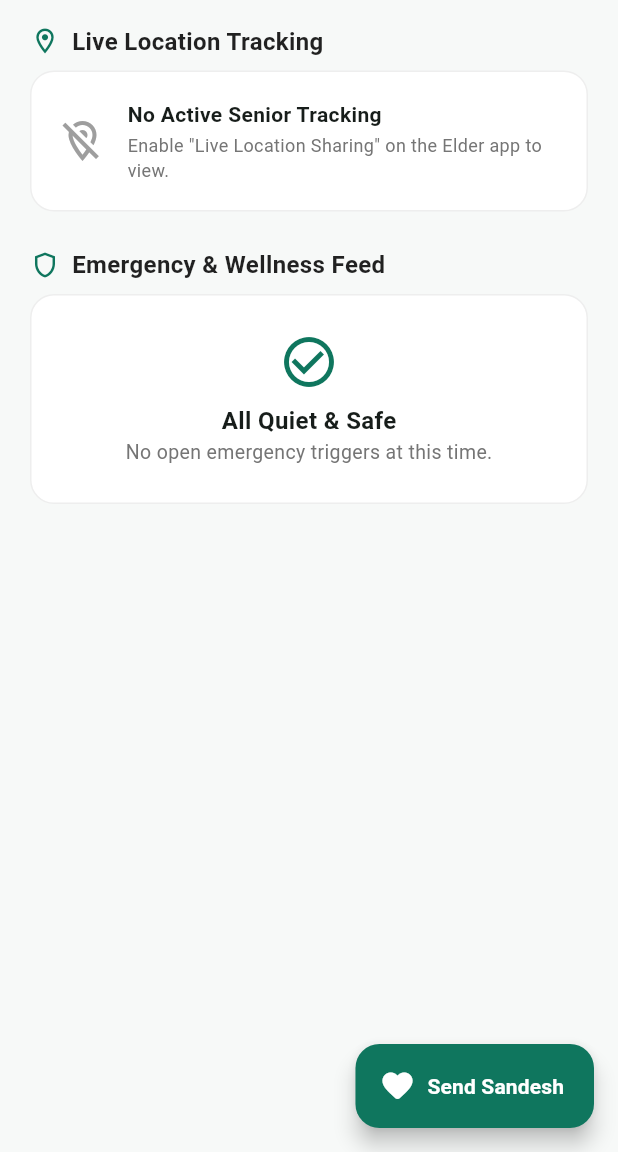
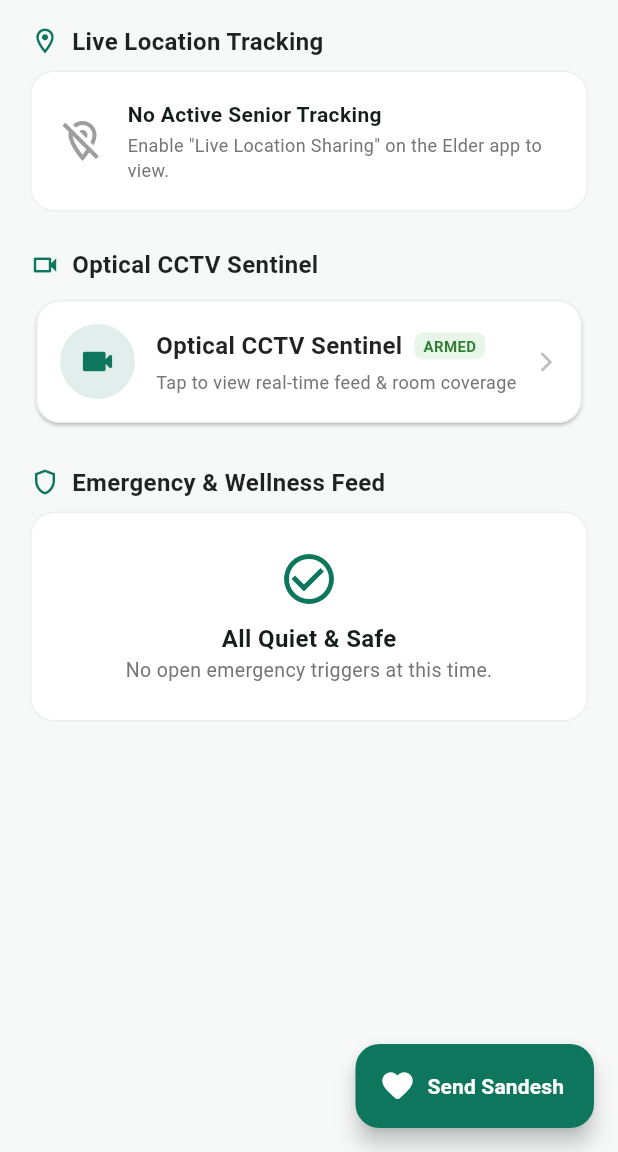
Before and after one commit to CodeCraftsman-18/sahayayu, a Flutter app: the GuardianDashboard screen opened directly, on a phone screen of 412 x 824 dp, the part 84-1236 px from its top. Run offline on Flutter 3.47's test engine with Material 3 defaults, Android fonts, the phone set to English and light mode, and no system bars; our stand-ins replace connectivity_plus, flutter_local_notifications, geolocator, google_generative_ai, sensors_plus, speech_to_text and 3 more; missing offline and left inert: flutter_mjpeg; accounts and stored records are empty; statements that could not run were skipped.

Commit message:
feat(guardian): add optical cctv sentinel surveillance tile and stream viewer

```diff
--- a/lib/screens/guardian_dashboard.dart
+++ b/lib/screens/guardian_dashboard.dart
@@ -3,6 +3,7 @@ import 'package:flutter/material.dart';
 import 'package:supabase_flutter/supabase_flutter.dart';
 import 'package:url_launcher/url_launcher.dart';
 import 'login_screen.dart';
+import 'cctv_surveillance_screen.dart';
 
 class GuardianDashboard extends StatefulWidget {
   final String? targetElderId;
@@ -13,7 +14,8 @@ class GuardianDashboard extends StatefulWidget {
   State<GuardianDashboard> createState() => _GuardianDashboardState();
 }
 
-class _GuardianDashboardState extends State<GuardianDashboard> with WidgetsBindingObserver {
+class _GuardianDashboardState extends State<GuardianDashboard>
+    with WidgetsBindingObserver {
   static const Color _primaryGreen = Color(0xFF0F765E);
   static const Color _sosRed = Color(0xFFD32F2F);
   static const Color _bgColor = Color(0xFFF7F9F8);
@@ -45,8 +47,7 @@ class _GuardianDashboardState extends State<GuardianDashboard> with WidgetsBindi
 
       _locationStream = Supabase.instance.client
           .from('live_locations')
-          .stream(primaryKey: ['elder_id'])
-          .eq('elder_id', targetId);
+          .stream(primaryKey: ['elder_id']).eq('elder_id', targetId);
     } else {
       _emergenciesStream = Supabase.instance.client
           .from('emergencies')
@@ -91,8 +92,7 @@ class _GuardianDashboardState extends State<GuardianDashboard> with WidgetsBindi
       await query.limit(1).maybeSingle();
 
       if (mounted) {
-        setState(() {
-        });
+        setState(() {});
       }
     } catch (e) {
       debugPrint('[Reconciliation] Error verifying active emergencies: $e');
@@ -111,7 +111,8 @@ class _GuardianDashboardState extends State<GuardianDashboard> with WidgetsBindi
   // --- External Actions (Maps & Phone Dialer) ---
 
   Future<void> _openGoogleMaps(double lat, double lng) async {
-    final uri = Uri.parse('https://www.google.com/maps/search/?api=1&query=$lat,$lng');
+    final uri =
+        Uri.parse('https://www.google.com/maps/search/?api=1&query=$lat,$lng');
     try {
       if (await canLaunchUrl(uri)) {
         await launchUrl(uri, mode: LaunchMode.externalApplication);
@@ -162,12 +163,13 @@ class _GuardianDashboardState extends State<GuardianDashboard> with WidgetsBindi
       try {
         await Supabase.instance.client
             .from('emergencies')
-            .update({'status': 'RESOLVED'})
-            .eq('id', id);
+            .update({'status': 'RESOLVED'}).eq('id', id);
       } catch (e) {
         if (mounted) {
           ScaffoldMessenger.of(context).showSnackBar(
-            SnackBar(content: Text('Update failed: $e'), backgroundColor: Colors.red),
+            SnackBar(
+                content: Text('Update failed: $e'),
+                backgroundColor: Colors.red),
           );
         }
         return;
@@ -222,7 +224,8 @@ class _GuardianDashboardState extends State<GuardianDashboard> with WidgetsBindi
                     children: [
                       const Text(
                         'Send Family Sandesh',
-                        style: TextStyle(fontSize: 18, fontWeight: FontWeight.bold),
+                        style: TextStyle(
+                            fontSize: 18, fontWeight: FontWeight.bold),
                       ),
                       IconButton(
                         icon: const Icon(Icons.close),
@@ -236,14 +239,14 @@ class _GuardianDashboardState extends State<GuardianDashboard> with WidgetsBindi
                     style: TextStyle(fontSize: 13, color: Colors.grey[600]),
                   ),
                   const SizedBox(height: 14),
-
                   Wrap(
                     spacing: 8,
                     runSpacing: 6,
                     children: presets.map((preset) {
                       final isSelected = selectedPreset == preset;
                       return ChoiceChip(
-                        label: Text(preset, style: const TextStyle(fontSize: 12)),
+                        label:
+                            Text(preset, style: const TextStyle(fontSize: 12)),
                         selected: isSelected,
                         selectedColor: _primaryGreen.withValues(alpha: 0.18),
                         onSelected: (val) {
@@ -256,7 +259,6 @@ class _GuardianDashboardState extends State<GuardianDashboard> with WidgetsBindi
                     }).toList(),
                   ),
                   const SizedBox(height: 12),
-
                   TextField(
                     controller: textController,
                     maxLines: 2,
@@ -271,7 +273,6 @@ class _GuardianDashboardState extends State<GuardianDashboard> with WidgetsBindi
                     ),
                   ),
                   const SizedBox(height: 16),
-
                   SizedBox(
                     width: double.infinity,
                     height: 48,
@@ -282,7 +283,8 @@ class _GuardianDashboardState extends State<GuardianDashboard> with WidgetsBindi
 
                         Navigator.pop(ctx);
                         try {
-                          final user = Supabase.instance.client.auth.currentUser;
+                          final user =
+                              Supabase.instance.client.auth.currentUser;
                           final targetId = widget.targetElderId;
 
                           final payload = <String, dynamic>{
@@ -297,12 +299,15 @@ class _GuardianDashboardState extends State<GuardianDashboard> with WidgetsBindi
                             payload['elder_id'] = targetId;
                           }
 
-                          await Supabase.instance.client.from('family_messages').insert(payload);
+                          await Supabase.instance.client
+                              .from('family_messages')
+                              .insert(payload);
 
                           if (mounted) {
                             ScaffoldMessenger.of(context).showSnackBar(
                               const SnackBar(
-                                content: Text('Sandesh sent to Elder screen! ❤️'),
+                                content:
+                                    Text('Sandesh sent to Elder screen! ❤️'),
                                 backgroundColor: _primaryGreen,
                               ),
                             );
@@ -310,7 +315,9 @@ class _GuardianDashboardState extends State<GuardianDashboard> with WidgetsBindi
                         } catch (e) {
                           if (mounted) {
                             ScaffoldMessenger.of(context).showSnackBar(
-                              SnackBar(content: Text('Send failed: $e'), backgroundColor: Colors.red),
+                              SnackBar(
+                                  content: Text('Send failed: $e'),
+                                  backgroundColor: Colors.red),
                             );
                           }
                         }
@@ -323,7 +330,8 @@ class _GuardianDashboardState extends State<GuardianDashboard> with WidgetsBindi
                       style: ElevatedButton.styleFrom(
                         backgroundColor: _primaryGreen,
                         foregroundColor: Colors.white,
-                        shape: RoundedRectangleBorder(borderRadius: BorderRadius.circular(12)),
+                        shape: RoundedRectangleBorder(
+                            borderRadius: BorderRadius.circular(12)),
                       ),
                     ),
                   ),
@@ -341,8 +349,10 @@ class _GuardianDashboardState extends State<GuardianDashboard> with WidgetsBindi
       context: context,
       builder: (ctx) => AlertDialog(
         shape: RoundedRectangleBorder(borderRadius: BorderRadius.circular(16)),
-        title: const Text('Logout', style: TextStyle(fontWeight: FontWeight.bold)),
-        content: const Text('Are you sure you want to logout from Guardian mode?'),
+        title:
+            const Text('Logout', style: TextStyle(fontWeight: FontWeight.bold)),
+        content:
+            const Text('Are you sure you want to logout from Guardian mode?'),
         actions: [
           TextButton(
             onPressed: () => Navigator.of(ctx).pop(false),
@@ -423,7 +433,8 @@ class _GuardianDashboardState extends State<GuardianDashboard> with WidgetsBindi
                   color: _sosRed,
                   shape: BoxShape.circle,
                 ),
-                child: const Icon(Icons.warning_amber_rounded, color: Colors.white, size: 24),
+                child: const Icon(Icons.warning_amber_rounded,
+                    color: Colors.white, size: 24),
               ),
               const SizedBox(width: 12),
               const Expanded(
@@ -461,7 +472,8 @@ class _GuardianDashboardState extends State<GuardianDashboard> with WidgetsBindi
                 Expanded(
                   child: Text(
                     'Reason: $source',
-                    style: const TextStyle(fontWeight: FontWeight.bold, fontSize: 13),
+                    style: const TextStyle(
+                        fontWeight: FontWeight.bold, fontSize: 13),
                     overflow: TextOverflow.ellipsis,
                   ),
                 ),
@@ -487,7 +499,8 @@ class _GuardianDashboardState extends State<GuardianDashboard> with WidgetsBindi
                   style: ElevatedButton.styleFrom(
                     backgroundColor: _primaryGreen,
                     foregroundColor: Colors.white,
-                    shape: RoundedRectangleBorder(borderRadius: BorderRadius.circular(10)),
+                    shape: RoundedRectangleBorder(
+                        borderRadius: BorderRadius.circular(10)),
                   ),
                 ),
               ),
@@ -500,14 +513,16 @@ class _GuardianDashboardState extends State<GuardianDashboard> with WidgetsBindi
                   style: ElevatedButton.styleFrom(
                     backgroundColor: _sosRed,
                     foregroundColor: Colors.white,
-                    shape: RoundedRectangleBorder(borderRadius: BorderRadius.circular(10)),
+                    shape: RoundedRectangleBorder(
+                        borderRadius: BorderRadius.circular(10)),
                   ),
                 ),
               ),
               const SizedBox(width: 8),
               IconButton(
                 onPressed: () => _resolveEmergency(id),
-                icon: const Icon(Icons.check_circle_outline, color: _primaryGreen, size: 28),
+                icon: const Icon(Icons.check_circle_outline,
+                    color: _primaryGreen, size: 28),
                 tooltip: 'Mark Resolved',
               ),
             ],
@@ -531,7 +546,8 @@ class _GuardianDashboardState extends State<GuardianDashboard> with WidgetsBindi
               border: Border.all(color: Colors.grey.shade200),
             ),
             child: const Center(
-              child: CircularProgressIndicator(color: _primaryGreen, strokeWidth: 2),
+              child: CircularProgressIndicator(
+                  color: _primaryGreen, strokeWidth: 2),
             ),
           );
         }
@@ -549,14 +565,17 @@ class _GuardianDashboardState extends State<GuardianDashboard> with WidgetsBindi
           return _buildLocationPlaceholder(
             icon: Icons.location_off_outlined,
             title: 'No Active Senior Tracking',
-            subtitle: 'Enable "Live Location Sharing" on the Elder app to view.',
+            subtitle:
+                'Enable "Live Location Sharing" on the Elder app to view.',
           );
         }
 
         final activeLocation = locations.first;
         final bool isSharing = activeLocation['is_sharing'] ?? false;
-        final double lat = (activeLocation['latitude'] as num?)?.toDouble() ?? 0.0;
-        final double lng = (activeLocation['longitude'] as num?)?.toDouble() ?? 0.0;
+        final double lat =
+            (activeLocation['latitude'] as num?)?.toDouble() ?? 0.0;
+        final double lng =
+            (activeLocation['longitude'] as num?)?.toDouble() ?? 0.0;
 
         if (!isSharing) {
           return _buildLocationPlaceholder(
@@ -594,7 +613,8 @@ class _GuardianDashboardState extends State<GuardianDashboard> with WidgetsBindi
                           color: const Color(0xFFE8F5E9),
                           borderRadius: BorderRadius.circular(10),
                         ),
-                        child: const Icon(Icons.my_location, color: _primaryGreen, size: 22),
+                        child: const Icon(Icons.my_location,
+                            color: _primaryGreen, size: 22),
                       ),
                       const SizedBox(width: 12),
                       const Column(
@@ -602,25 +622,33 @@ class _GuardianDashboardState extends State<GuardianDashboard> with WidgetsBindi
                         children: [
                           Text(
                             'Elder GPS Live',
-                            style: TextStyle(fontWeight: FontWeight.bold, fontSize: 16),
+                            style: TextStyle(
+                                fontWeight: FontWeight.bold, fontSize: 16),
                           ),
                           Text(
                             'Real-time streaming active',
-                            style: TextStyle(fontSize: 12, color: _primaryGreen, fontWeight: FontWeight.w600),
+                            style: TextStyle(
+                                fontSize: 12,
+                                color: _primaryGreen,
+                                fontWeight: FontWeight.w600),
                           ),
                         ],
                       ),
                     ],
                   ),
                   Container(
-                    padding: const EdgeInsets.symmetric(horizontal: 10, vertical: 4),
+                    padding:
+                        const EdgeInsets.symmetric(horizontal: 10, vertical: 4),
                     decoration: BoxDecoration(
                       color: const Color(0xFFE8F5E9),
                       borderRadius: BorderRadius.circular(12),
                     ),
                     child: const Text(
                       'ONLINE',
-                      style: TextStyle(color: _primaryGreen, fontSize: 11, fontWeight: FontWeight.bold),
+                      style: TextStyle(
+                          color: _primaryGreen,
+                          fontSize: 11,
+                          fontWeight: FontWeight.bold),
                     ),
                   ),
                 ],
@@ -640,7 +668,8 @@ class _GuardianDashboardState extends State<GuardianDashboard> with WidgetsBindi
                   style: ElevatedButton.styleFrom(
                     backgroundColor: _primaryGreen,
                     foregroundColor: Colors.white,
-                    shape: RoundedRectangleBorder(borderRadius: BorderRadius.circular(12)),
+                    shape: RoundedRectangleBorder(
+                        borderRadius: BorderRadius.circular(12)),
                     padding: const EdgeInsets.symmetric(vertical: 12),
                   ),
                 ),
@@ -673,9 +702,12 @@ class _GuardianDashboardState extends State<GuardianDashboard> with WidgetsBindi
             child: Column(
               crossAxisAlignment: CrossAxisAlignment.start,
               children: [
-                Text(title, style: const TextStyle(fontWeight: FontWeight.bold, fontSize: 14)),
+                Text(title,
+                    style: const TextStyle(
+                        fontWeight: FontWeight.bold, fontSize: 14)),
                 const SizedBox(height: 2),
-                Text(subtitle, style: TextStyle(fontSize: 12, color: Colors.grey[600])),
+                Text(subtitle,
+                    style: TextStyle(fontSize: 12, color: Colors.grey[600])),
               ],
             ),
           ),
@@ -708,11 +740,15 @@ class _GuardianDashboardState extends State<GuardianDashboard> with WidgetsBindi
             ),
             child: Column(
               children: [
-                const Icon(Icons.signal_wifi_connected_no_internet_4, size: 36, color: _sosRed),
+                const Icon(Icons.signal_wifi_connected_no_internet_4,
+                    size: 36, color: _sosRed),
                 const SizedBox(height: 8),
                 const Text(
                   'Telemetry Stream Disrupted',
-                  style: TextStyle(fontWeight: FontWeight.bold, fontSize: 16, color: _sosRed),
+                  style: TextStyle(
+                      fontWeight: FontWeight.bold,
+                      fontSize: 16,
+                      color: _sosRed),
                 ),
                 const SizedBox(height: 4),
                 Text(
@@ -737,7 +773,8 @@ class _GuardianDashboardState extends State<GuardianDashboard> with WidgetsBindi
             ),
             child: Column(
               children: [
-                const Icon(Icons.check_circle_outline, color: _primaryGreen, size: 40),
+                const Icon(Icons.check_circle_outline,
+                    color: _primaryGreen, size: 40),
                 const SizedBox(height: 8),
                 const Text(
                   'All Quiet & Safe',
@@ -772,7 +809,9 @@ class _GuardianDashboardState extends State<GuardianDashboard> with WidgetsBindi
                 color: Colors.white,
                 borderRadius: BorderRadius.circular(14),
                 border: Border.all(
-                  color: isOpen ? _sosRed.withValues(alpha: 0.3) : Colors.grey.shade200,
+                  color: isOpen
+                      ? _sosRed.withValues(alpha: 0.3)
+                      : Colors.grey.shade200,
                   width: isOpen ? 1.5 : 1,
                 ),
               ),
@@ -781,7 +820,9 @@ class _GuardianDashboardState extends State<GuardianDashboard> with WidgetsBindi
                   Container(
                     padding: const EdgeInsets.all(10),
                     decoration: BoxDecoration(
-                      color: isOpen ? const Color(0xFFFFEBEE) : const Color(0xFFE8F5E9),
+                      color: isOpen
+                          ? const Color(0xFFFFEBEE)
+                          : const Color(0xFFE8F5E9),
                       shape: BoxShape.circle,
                     ),
                     child: Icon(
@@ -806,7 +847,8 @@ class _GuardianDashboardState extends State<GuardianDashboard> with WidgetsBindi
                         const SizedBox(height: 3),
                         Text(
                           'Pulse: $heartRate BPM · $location',
-                          style: TextStyle(fontSize: 12, color: Colors.grey[600]),
+                          style:
+                              TextStyle(fontSize: 12, color: Colors.grey[600]),
                         ),
                       ],
                     ),
@@ -816,13 +858,15 @@ class _GuardianDashboardState extends State<GuardianDashboard> with WidgetsBindi
                       onPressed: () => _resolveEmergency(id),
                       style: TextButton.styleFrom(
                         foregroundColor: _primaryGreen,
-                        textStyle: const TextStyle(fontWeight: FontWeight.bold, fontSize: 13),
+                        textStyle: const TextStyle(
+                            fontWeight: FontWeight.bold, fontSize: 13),
                       ),
                       child: const Text('Resolve'),
                     )
                   else
                     Container(
-                      padding: const EdgeInsets.symmetric(horizontal: 8, vertical: 4),
+                      padding: const EdgeInsets.symmetric(
+                          horizontal: 8, vertical: 4),
                       decoration: BoxDecoration(
                         color: Colors.grey.shade100,
                         borderRadius: BorderRadius.circular(8),
@@ -841,6 +885,90 @@ class _GuardianDashboardState extends State<GuardianDashboard> with WidgetsBindi
     );
   }
 
+  Widget _buildCctvSentinelCard() {
+    return Card(
+      elevation: 1,
+      color: Colors.white,
+      shape: RoundedRectangleBorder(
+        borderRadius: BorderRadius.circular(16),
+        side: BorderSide(color: Colors.grey.shade200),
+      ),
+      child: InkWell(
+        borderRadius: BorderRadius.circular(16),
+        onTap: () {
+          Navigator.push(
+            context,
+            MaterialPageRoute(
+              builder: (context) => const CctvSurveillanceScreen(),
+            ),
+          );
+        },
+        child: Padding(
+          padding: const EdgeInsets.all(16.0),
+          child: Row(
+            children: [
+              Container(
+                padding: const EdgeInsets.all(12),
+                decoration: BoxDecoration(
+                  color: _primaryGreen.withOpacity(0.12),
+                  shape: BoxShape.circle,
+                ),
+                child: const Icon(Icons.videocam_rounded,
+                    color: _primaryGreen, size: 26),
+              ),
+              const SizedBox(width: 14),
+              Expanded(
+                child: Column(
+                  crossAxisAlignment: CrossAxisAlignment.start,
+                  children: [
+                    Row(
+                      children: [
+                        const Text(
+                          'Optical CCTV Sentinel',
+                          style: TextStyle(
+                            fontSize: 16,
+                            fontWeight: FontWeight.bold,
+                            color: Colors.black87,
+                          ),
+                        ),
+                        const SizedBox(width: 8),
+                        Container(
+                          padding: const EdgeInsets.symmetric(
+                              horizontal: 6, vertical: 2),
+                          decoration: BoxDecoration(
+                            color: Colors.green.shade50,
+                            borderRadius: BorderRadius.circular(6),
+                            border: Border.parseBorderSide(BorderSide(
+                                color: Colors.green.shade300, width: 0.8)),
+                          ),
+                          child: Text(
+                            'ARMED',
+                            style: TextStyle(
+                              fontSize: 10,
+                              fontWeight: FontWeight.bold,
+                              color: Colors.green.shade800,
+                            ),
+                          ),
+                        ),
+                      ],
+                    ),
+                    const SizedBox(height: 4),
+                    Text(
+                      'Tap to view real-time feed & room coverage',
+                      style:
+                          TextStyle(fontSize: 12, color: Colors.grey.shade600),
+                    ),
+                  ],
+                ),
+              ),
+              Icon(Icons.arrow_forward_ios_rounded,
+                  size: 16, color: Colors.grey.shade400),
+            ],
+          ),
+        ),
+      ),
+    );
+  }
   // --- Main Build ---
 
   @override
@@ -909,6 +1037,13 @@ class _GuardianDashboardState extends State<GuardianDashboard> with WidgetsBindi
 
               const SizedBox(height: 24),
 
+              // --- INSERTED: OPTICAL SENTINEL SURVEILLANCE TILE ---
+              _buildSectionHeader('Optical CCTV Sentinel', Icons.videocam_outlined),
+              const SizedBox(height: 8),
+              _buildCctvSentinelCard(),
+
+              const SizedBox(height: 24),
+
               _buildSectionHeader('Emergency & Wellness Feed', Icons.shield_outlined),
               const SizedBox(height: 8),
               _buildEmergencyFeedStream(),
```
Also changed, not shown: lib/screens/cctv_surveillance_screen.dart (added, +177 -0 lines). Lines whose indentation alone changed are shown as unchanged.
